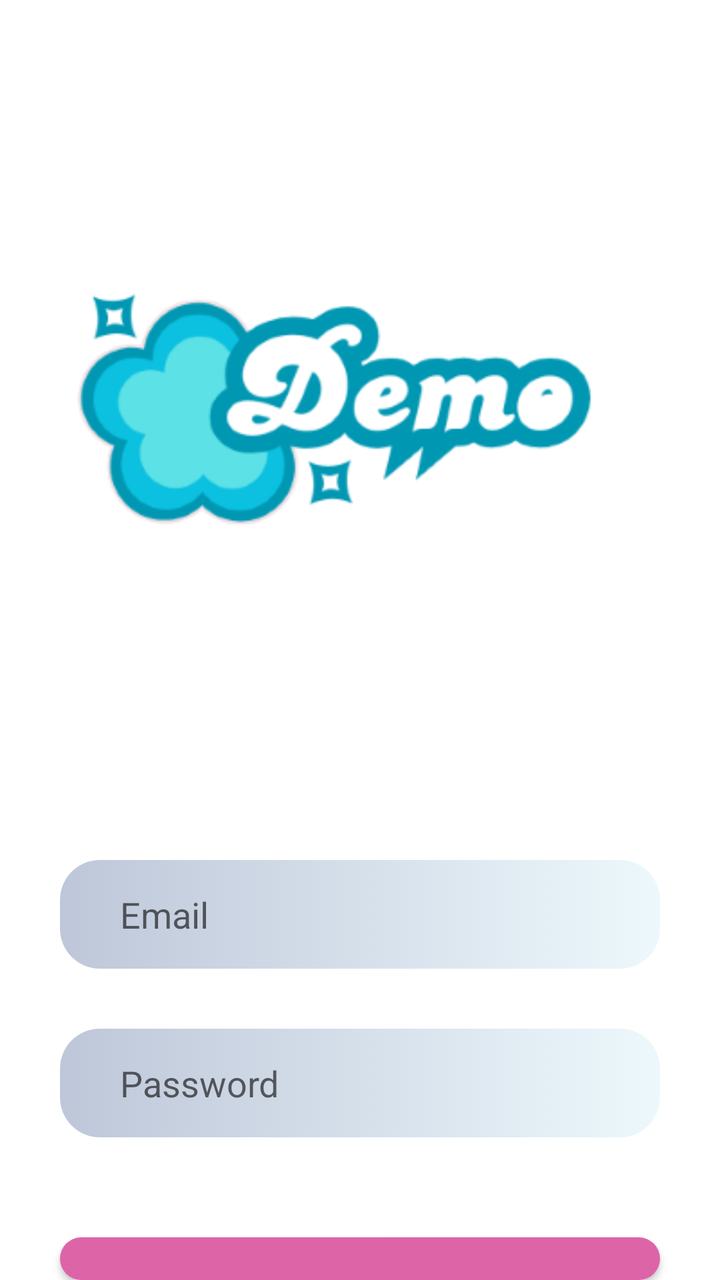
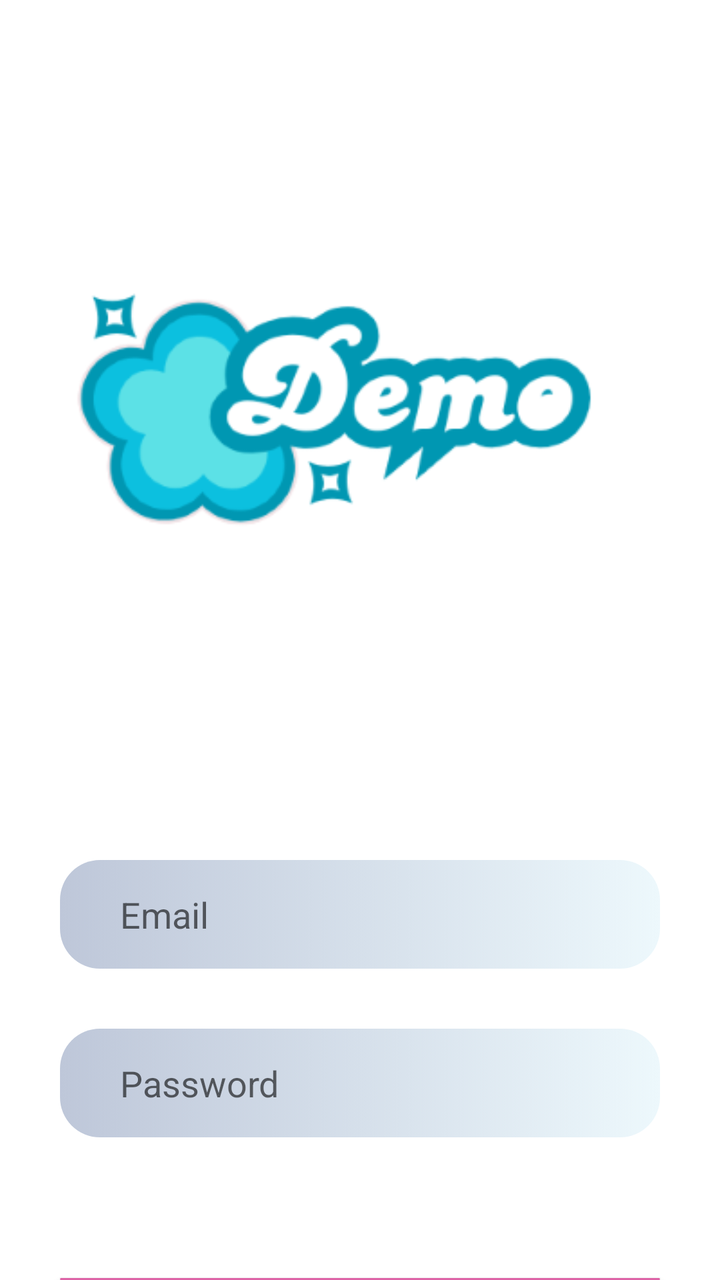

Two renders of the same Android screen: before a commit and after it. Below are the layout's source before the change and the commit's diff.
<!-- AndroidManifest.xml: application theme Theme.Demo -->
<!-- res/layout/activity_main.xml -->
<?xml version="1.0" encoding="utf-8"?>
<LinearLayout xmlns:android="http://schemas.android.com/apk/res/android"
    xmlns:app="http://schemas.android.com/apk/res-auto"
    xmlns:tools="http://schemas.android.com/tools"
    android:id="@+id/main"
    android:orientation="vertical"
    android:layout_width="match_parent"
    android:layout_height="match_parent"
    android:background="@color/white"
    tools:context=".MainActivity">
    <LinearLayout
        android:layout_width="match_parent"
        android:layout_height="wrap_content"
        android:orientation="vertical"
        android:id="@+id/img">
        <ImageView
            android:layout_width="match_parent"
            android:layout_height="wrap_content"
            android:importantForAccessibility="no"
            android:src="@drawable/demo"
            android:scaleType="fitCenter"/>
    </LinearLayout>

    <EditText
        android:id="@+id/edit_email"
        android:layout_width="match_parent"
        android:layout_height="wrap_content"
        android:layout_marginTop="30dp"
        android:layout_marginStart="30dp"
        android:layout_marginEnd="30dp"
        android:textColor="@color/black"
        android:paddingTop="15dp"
        android:paddingBottom="15dp"
        android:paddingStart="30dp"
        android:paddingEnd="30dp"
        android:background="@drawable/custom_textinput"
        android:hint="Email"
        android:inputType="textEmailAddress"
        tools:ignore="RtlSymmetry" />
    <EditText
        android:id="@+id/edit_password"
        android:layout_width="match_parent"
        android:layout_height="wrap_content"
        android:layout_marginStart="30dp"
        android:layout_marginEnd="30dp"
        android:layout_marginTop="30dp"
        android:paddingTop="15dp"
        android:textColor="@color/black"
        android:paddingBottom="15dp"
        android:paddingStart="30dp"
        android:paddingEnd="30dp"
        android:hint="Password"
        android:background="@drawable/custom_textinput"
        android:inputType="textPassword"
        tools:ignore="RtlSymmetry" />
    <LinearLayout
        android:layout_width="match_parent"
        android:layout_height="wrap_content"
        android:layout_marginTop="20dp"
        android:orientation="vertical"
        android:layout_marginStart="40dp"
        android:layout_marginEnd="40dp"
        android:id="@+id/layout_notification">

    </LinearLayout>

    <Button
        android:id="@+id/button"
        android:layout_width="match_parent"
        android:layout_height="wrap_content"
        android:background="@drawable/custom_button"
        android:padding="15dp"
        android:textSize="20sp"
        android:textColor="@color/white"
        android:layout_marginStart="30dp"
        android:layout_marginEnd="30dp"
        android:layout_marginTop="30dp"
        android:text="SIGN IN" />
</LinearLayout>
<!-- resources referenced by this layout -->
<resources>
  <color name="black">#FF000000</color>
  <color name="white">#FFFFFFFF</color>
  <!-- drawable custom_button (drawable) -->
  <?xml version="1.0" encoding="utf-8"?>
  <selector xmlns:android="http://schemas.android.com/apk/res/android">
      <item android:state_pressed="false">
          <shape android:shape="rectangle" >
              <solid android:color="#DD64A7"/>
              <corners android:radius="20dp"/>
          </shape>
      </item>
      <item android:state_pressed="true">
          <shape android:shape="rectangle" >
              <solid android:color="#A34A7B"/>
              <corners android:radius="20dp"/>
          </shape>
      </item>
  </selector>
  <!-- drawable custom_textinput (drawable) -->
  <?xml version="1.0" encoding="utf-8"?>
  <selector xmlns:android="http://schemas.android.com/apk/res/android">
  <item>
      <shape android:shape="rectangle" >
          <gradient android:startColor="#BEC7D9" android:endColor="#EDF8FC"/>
          <corners android:radius="20dp"/>
      </shape>
  </item>
  </selector>
  <!-- drawable demo: png bitmap (drawable, 23928 bytes) -->
  <style name="Theme.Demo" parent="Base.Theme.Demo" />
  <style name="Base.Theme.Demo" parent="Theme.AppCompat.Light.NoActionBar">
          
          
      </style>
</resources>

<!-- the commit's change to res/layout/activity_main.xml (unified diff, before → after) -->
@@ -61,7 +61,13 @@
         android:layout_marginStart="40dp"
         android:layout_marginEnd="40dp"
         android:id="@+id/layout_notification">
-
+        <TextView
+            android:id="@+id/tv_notification"
+            android:layout_width="wrap_content"
+            android:layout_height="wrap_content"
+            android:textColor="#ff0000"
+            android:textSize="15sp"
+            />
     </LinearLayout>
 
     <Button
